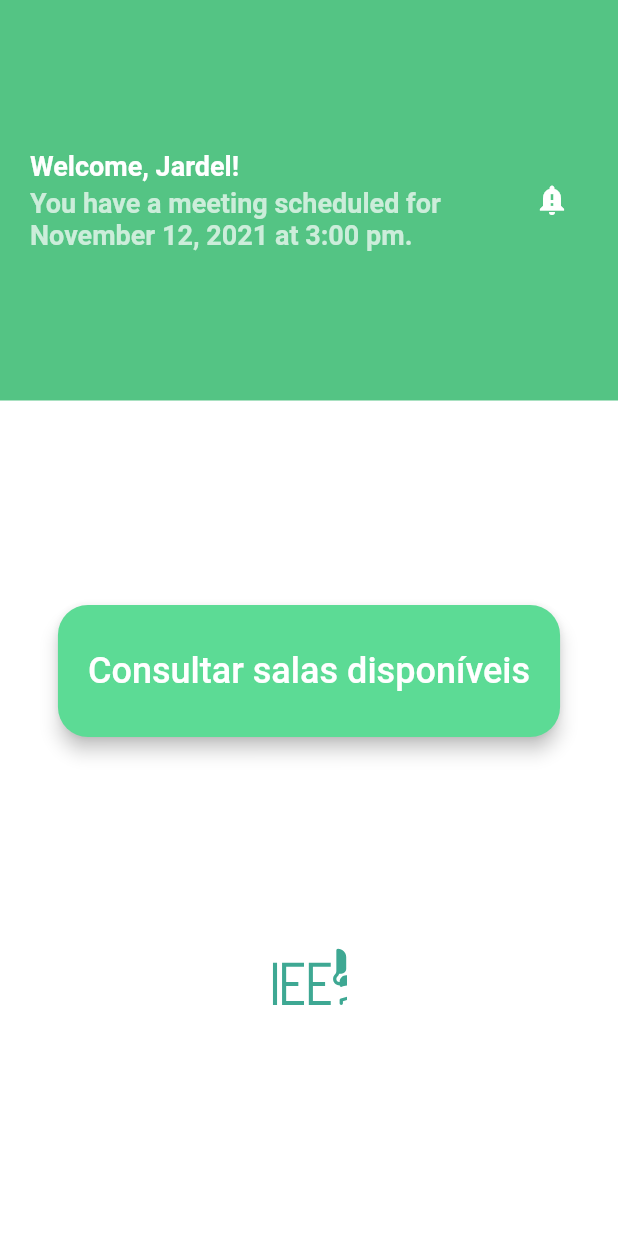
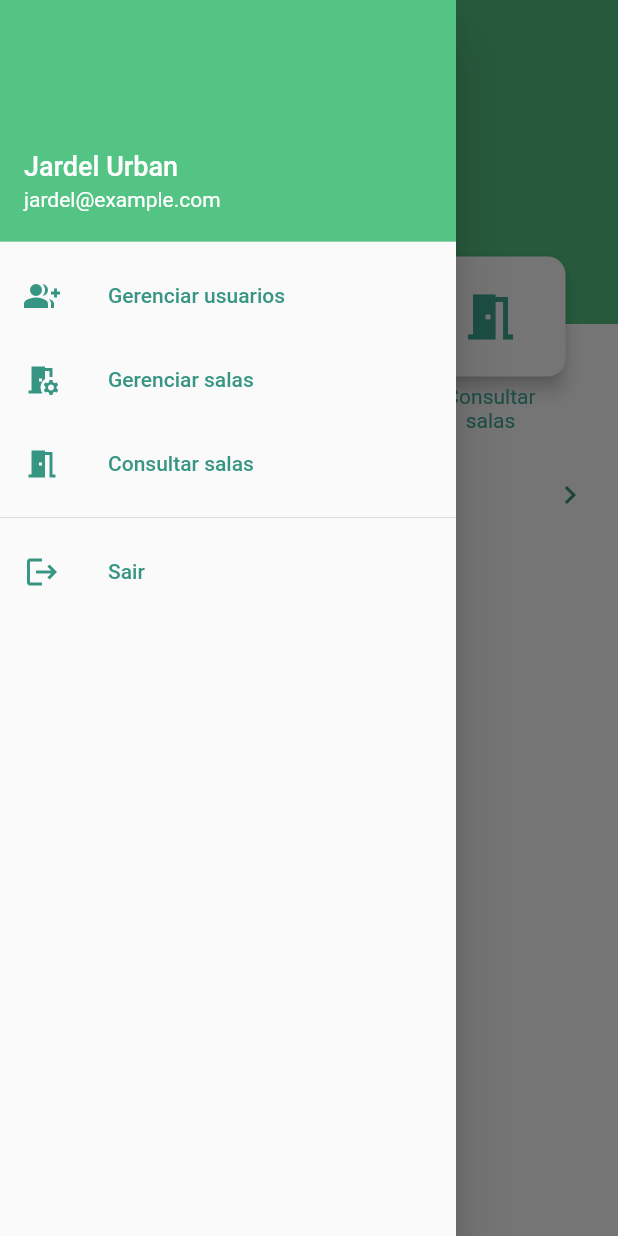
Before and after one commit to bruckmann/Meetz, a Flutter app: the HomePage screen opened directly, with the side drawer open (before the commit the screen has no drawer), on a phone screen of 412 x 824 dp. Run offline on Flutter 3.47's test engine with Material 2 defaults, Android fonts, the light colour scheme and no system bars; our stand-ins replace animated_splash_screen, flutter_svg, page_transition, shared_preferences; missing offline and left inert: shared_preferences_web; accounts and stored records are empty.

Commit message:
Finishing home page layout

```diff
--- a/lib/core/app_styles.dart
+++ b/lib/core/app_styles.dart
@@ -23,3 +23,11 @@ final inputBoxDecorationStyle = BoxDecoration(
     ),
   ],
 );
+
+final buttonHomeStyle = ButtonStyle(
+    elevation: MaterialStateProperty.all<double>(5.0),
+    shape: MaterialStateProperty.all<OutlinedBorder>(
+        RoundedRectangleBorder(borderRadius: BorderRadius.circular(12.00))),
+    backgroundColor: MaterialStateProperty.all<Color>(Colors.white),
+    padding: MaterialStateProperty.all<EdgeInsetsGeometry>(
+        EdgeInsets.symmetric(horizontal: 30.00, vertical: 20)));
--- a/lib/pages/home/home_page.dart
+++ b/lib/pages/home/home_page.dart
@@ -1,31 +1,49 @@
 import 'package:flutter/material.dart';
-import 'package:flutter_svg/flutter_svg.dart';
-import 'package:meetz/core/app_colors.dart';
+import 'package:meetz/core/core.dart';
+import 'package:meetz/pages/home/widgets/admin_button/admin_button_widget.dart';
+import 'package:meetz/pages/home/widgets/colaborator_button/colaborator_button_widget.dart';
+import 'package:meetz/pages/home/widgets/drawer/drawer_widget.dart';
 
 class HomePage extends StatelessWidget {
-  const HomePage({Key? key}) : super(key: key);
+  final String role = "admin";
+  final String name = "Jardel Urban";
+  final String email = "jardel@example.com";
+  HomePage({Key? key}) : super(key: key);
 
   @override
   Widget build(BuildContext context) {
     return SafeArea(
       child: Scaffold(
+        appBar: AppBar(
+          elevation: 0,
+          backgroundColor: AppColors.green600,
+        ),
+        drawer: DrawerWidget(
+          name: name,
+          email: email,
+          role: role,
+        ),
         backgroundColor: Colors.white,
         body: Column(
-          mainAxisAlignment: MainAxisAlignment.spaceBetween,
+          mainAxisAlignment: MainAxisAlignment.start,
           children: <Widget>[
+            Stack(children: [
               Container(
-                decoration: BoxDecoration(color: AppColors.green600),
-                child: Padding(
-                  padding:
-                      const EdgeInsets.symmetric(horizontal: 20, vertical: 100),
+                  decoration: BoxDecoration(
+                    color: AppColors.green600,
+                  ),
+                  child: SizedBox(
+                    height: 160,
                     child: Row(
-                    mainAxisAlignment: MainAxisAlignment.spaceBetween,
                       children: <Widget>[
-                      Column(
+                        Padding(
+                          padding: const EdgeInsets.only(left: 20, bottom: 25),
+                          child: Column(
                             crossAxisAlignment: CrossAxisAlignment.start,
+                            mainAxisAlignment: MainAxisAlignment.center,
                             children: <Widget>[
                               Text(
-                            "Welcome, Jardel!",
+                                "Bem vindo, Jardel!",
                                 style: TextStyle(
                                     color: Colors.white,
                                     fontSize: 18,
@@ -34,53 +52,73 @@ class HomePage extends StatelessWidget {
                               SizedBox(
                                 height: 4,
                               ),
-                          SizedBox(
-                            width: 300,
-                            child: Text(
-                              "You have a meeting scheduled for November 12, 2021 at 3:00 pm.",
+                              Text(
+                                "Boa tarde!",
                                 style: TextStyle(
                                     color: Colors.white70,
                                     fontSize: 18,
                                     fontWeight: FontWeight.w600),
                               ),
+                            ],
+                          ),
                         ),
                       ],
                     ),
-                      IconButton(
-                        onPressed: () {},
-                        icon: Icon(
-                          Icons.notification_important,
-                          color: Colors.white,
-                          size: 24,
+                  )),
+              Padding(
+                padding: const EdgeInsets.only(top: 115),
+                child: role != "admin"
+                    ? ColaboratorButtonWidget()
+                    : Padding(
+                        padding: const EdgeInsets.symmetric(horizontal: 35),
+                        child: Row(
+                          mainAxisAlignment: MainAxisAlignment.spaceBetween,
+                          children: [
+                            AdminButtonWidget(
+                              title: "Gerenciar usuarios",
+                              icon: Icons.group_add,
                             ),
-                        alignment: Alignment.center,
-                      )
+                            AdminButtonWidget(
+                              title: "Gerenciar salas",
+                              icon: Icons.room_preferences,
+                            ),
+                            AdminButtonWidget(
+                              title: "Consultar salas",
+                              icon: Icons.meeting_room,
+                            ),
+                          ],
+                        ),
+                      ),
+              ),
+            ]),
+            SizedBox(
+              height: 30,
+            ),
+            Container(
+                child: Padding(
+              padding: const EdgeInsets.only(left: 20, right: 20),
+              child: Column(
+                children: [
+                  Row(
+                    mainAxisAlignment: MainAxisAlignment.spaceBetween,
+                    children: [
+                      Text(
+                        "Agendamentos recentes",
+                        style: TextStyle(
+                            color: AppColors.green800,
+                            fontSize: 18,
+                            fontWeight: FontWeight.bold),
+                      ),
+                      Icon(
+                        Icons.keyboard_arrow_right,
+                        color: AppColors.green800,
+                      ),
+                    ],
+                  ),
                 ],
               ),
             )),
-            ElevatedButton(
-              onPressed: () {},
-              child: Text(
-                "Consultar salas disponíveis",
-                style: TextStyle(fontSize: 24),
-              ),
-              style: ButtonStyle(
-                  elevation: MaterialStateProperty.all<double>(5.0),
-                  shape: MaterialStateProperty.all<OutlinedBorder>(
-                      RoundedRectangleBorder(
-                          borderRadius: BorderRadius.circular(20.00))),
-                  backgroundColor:
-                      MaterialStateProperty.all<Color>(AppColors.green500),
-                  padding: MaterialStateProperty.all<EdgeInsetsGeometry>(
-                      EdgeInsets.symmetric(horizontal: 20.00, vertical: 30))),
-            ),
-            SvgPicture.asset(
-              'assets/images/green_logo.svg',
-              fit: BoxFit.cover,
-              width: 50,
-              height: 50,
-            ),
-            SizedBox(height: 10)
+            SizedBox(height: 10),
           ],
         ),
       ),
--- /dev/null
+++ b/lib/pages/home/widgets/admin_button/admin_button_widget.dart
@@ -0,0 +1,38 @@
+import 'package:flutter/material.dart';
+import 'package:meetz/core/core.dart';
+
+class AdminButtonWidget extends StatelessWidget {
+  final String title;
+  final IconData icon;
+  const AdminButtonWidget({
+    Key? key,
+    required this.title,
+    required this.icon,
+  }) : super(key: key);
+
+  @override
+  Widget build(BuildContext context) {
+    return Column(
+      children: [
+        ElevatedButton(
+          onPressed: () {},
+          child: Icon(
+            icon,
+            color: AppColors.green700,
+            size: 40,
+          ),
+          style: buttonHomeStyle,
+        ),
+        SizedBox(
+          width: 70,
+          child: Padding(
+            padding: const EdgeInsets.only(top: 5),
+            child: Text(title,
+                textAlign: TextAlign.center,
+                style: TextStyle(fontSize: 14, color: AppColors.green700)),
+          ),
+        )
+      ],
+    );
+  }
+}
--- /dev/null
+++ b/lib/pages/home/widgets/colaborator_button/colaborator_button_widget.dart
@@ -0,0 +1,29 @@
+import 'package:flutter/material.dart';
+import 'package:meetz/core/core.dart';
+
+class ColaboratorButtonWidget extends StatelessWidget {
+  const ColaboratorButtonWidget({Key? key}) : super(key: key);
+
+  @override
+  Widget build(BuildContext context) {
+    return Center(
+      child: Padding(
+        padding: const EdgeInsets.symmetric(horizontal: 50),
+        child: ElevatedButton(
+          onPressed: () {},
+          child: Row(
+            mainAxisAlignment: MainAxisAlignment.center,
+            children: [
+              Icon(Icons.meeting_room, color: AppColors.green700, size: 40),
+              Text(
+                "Consultar salas",
+                style: TextStyle(fontSize: 20, color: AppColors.green700),
+              ),
+            ],
+          ),
+          style: buttonHomeStyle,
+        ),
+      ),
+    );
+  }
+}
--- /dev/null
+++ b/lib/pages/home/widgets/drawer/drawer_widget.dart
@@ -0,0 +1,124 @@
+import 'package:flutter/cupertino.dart';
+import 'package:flutter/material.dart';
+import 'package:meetz/core/core.dart';
+import 'package:meetz/pages/splash/splash_page.dart';
+import 'package:shared_preferences/shared_preferences.dart';
+
+class DrawerWidget extends StatelessWidget {
+  final String role;
+  final String name;
+  final String email;
+  const DrawerWidget({
+    Key? key,
+    required this.role,
+    required this.name,
+    required this.email,
+  }) : super(key: key);
+
+  @override
+  Widget build(BuildContext context) {
+    return Drawer(
+      child: ListView(padding: EdgeInsets.all(0.0), children: <Widget>[
+        UserAccountsDrawerHeader(
+          accountName: Text(name, style: TextStyle(fontSize: 18)),
+          accountEmail: Text(email),
+          decoration: BoxDecoration(color: AppColors.green600),
+        ),
+        role != "admin"
+            ? ListTile(
+                title: Text(
+                  'Consultar salas',
+                  style: TextStyle(color: AppColors.green800),
+                ),
+                leading: Icon(
+                  Icons.meeting_room,
+                  color: AppColors.green800,
+                ),
+              )
+            : Column(
+                children: [
+                  ListTile(
+                    title: Text(
+                      'Gerenciar usuarios',
+                      style: TextStyle(color: AppColors.green800),
+                    ),
+                    leading: Icon(
+                      Icons.group_add,
+                      color: AppColors.green800,
+                    ),
+                    onLongPress: () {},
+                  ),
+                  ListTile(
+                    title: Text(
+                      'Gerenciar salas',
+                      style: TextStyle(color: AppColors.green800),
+                    ),
+                    leading: Icon(
+                      Icons.room_preferences,
+                      color: AppColors.green800,
+                    ),
+                    onLongPress: () {},
+                  ),
+                  ListTile(
+                    title: Text(
+                      'Consultar salas',
+                      style: TextStyle(color: AppColors.green800),
+                    ),
+                    leading: Icon(
+                      Icons.meeting_room,
+                      color: AppColors.green800,
+                    ),
+                    onLongPress: () {},
+                  ),
+                ],
+              ),
+        Divider(),
+        ListTile(
+          title: Text(
+            'Sair',
+            style: TextStyle(color: AppColors.green800),
+          ),
+          leading: Icon(
+            Icons.logout,
+            color: AppColors.green800,
+          ),
+          onTap: () => showDialog(
+              context: context,
+              builder: (BuildContext context) => AlertDialog(
+                    title: Text("Você deseja mesmo sair?"),
+                    actions: [
+                      TextButton(
+                        onPressed: () => Navigator.pop(context),
+                        child: Text(
+                          "Não",
+                          style: TextStyle(color: AppColors.green800),
+                        ),
+                      ),
+                      TextButton(
+                        onPressed: () async {
+                          await signOut();
+                          Navigator.pushReplacement(
+                            context,
+                            MaterialPageRoute(
+                              builder: (context) => SplashPage(),
+                            ),
+                          );
+                        },
+                        child: Text(
+                          "Sim",
+                          style: TextStyle(color: AppColors.green800),
+                        ),
+                      ),
+                    ],
+                  )),
+        ),
+      ]),
+    );
+  }
+
+  Future<bool> signOut() async {
+    SharedPreferences sharedPreferences = await SharedPreferences.getInstance();
+    await sharedPreferences.clear();
+    return true;
+  }
+}
```
Also changed, not shown: 1 other file. Lines whose indentation alone changed are shown as unchanged.
